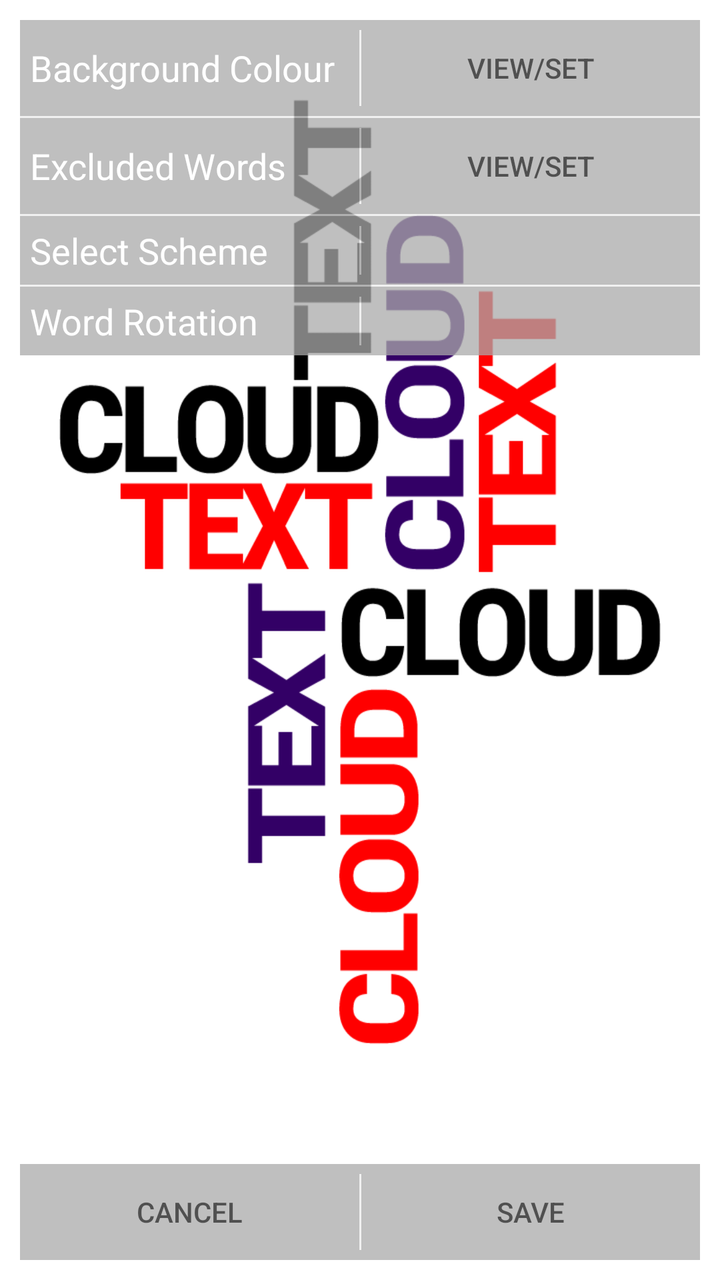
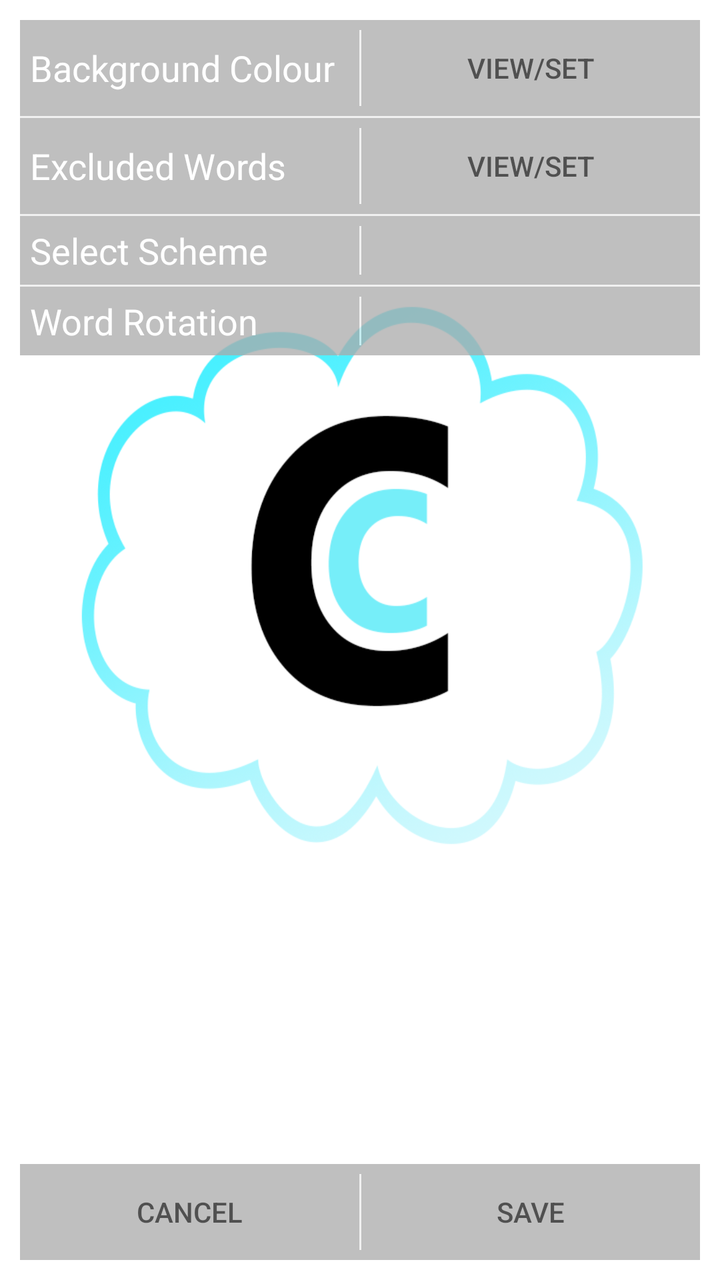

The first picture is an Android layout as it rendered before a commit; the second is the same layout after the commit. The layout source and the unified diff follow.
<!-- AndroidManifest.xml: fallback theme Theme.MaterialComponents.DayNight.NoActionBar -->
<!-- res/layout/activity_settings.xml -->
<?xml version="1.0" encoding="utf-8"?>
<RelativeLayout xmlns:android="http://schemas.android.com/apk/res/android"
    android:id="@+id/settings_main_layout"
    android:layout_width="match_parent"
    android:layout_height="match_parent"
    android:background="@drawable/main_image" >

    <LinearLayout
        android:id="@+id/setting_layout"
        android:layout_width="wrap_content"
        android:layout_height="wrap_content"
        android:layout_alignParentLeft="true"
        android:layout_alignParentRight="true"
        android:layout_centerVertical="false"
        android:layout_margin="10dp"
        android:alpha=".75"
        android:background="@android:color/darker_gray"
        android:orientation="vertical" >

        <LinearLayout
            android:layout_width="match_parent"
            android:layout_height="wrap_content" >

            <TextView
                android:id="@+id/select_background_lbl"
                android:layout_width="match_parent"
                android:layout_height="wrap_content"
                android:layout_gravity="center_vertical|center_horizontal"
                android:layout_margin="5dp"
                android:layout_weight=".5"
                android:text="@string/select_background_lbl"
                android:textAppearance="?android:attr/textAppearanceMedium"
                android:textColor="@android:color/white" />

        	<View
            android:id="@+id/vert_rule2"
            android:layout_width="1dp"
            android:layout_height="match_parent"
            android:background="@color/gray"
            android:layout_marginTop="5dp"
            android:layout_marginBottom="5dp" />
        	
            <Button
                android:id="@+id/select_background_button"
                android:layout_width="match_parent"
                android:layout_height="wrap_content"
                android:layout_gravity="right|center_vertical"
                android:background="?android:attr/selectableItemBackground"
                android:text="@string/set"
                android:layout_weight=".5" />

        </LinearLayout>
        <View
            android:id="@+id/hor_rule1"
            android:layout_width="match_parent"
            android:layout_height="1dp"
            android:background="@color/gray"/>
        <LinearLayout
            android:layout_width="match_parent"
            android:layout_height="wrap_content"
            android:orientation="horizontal" >

            <TextView
                android:id="@+id/select_words_lbl"
                android:layout_width="match_parent"
                android:layout_height="wrap_content"
                android:layout_gravity="center_vertical|center_horizontal"
                android:layout_margin="5dp"
                android:layout_weight=".5"
                android:text="@string/select_words_lbl"
                android:textAppearance="?android:attr/textAppearanceMedium"
                android:textColor="@android:color/white" />

        <View
            android:id="@+id/vert_rule3"
            android:layout_width="1dp"
            android:layout_height="match_parent"
            android:background="@color/gray"
            android:layout_marginTop="5dp"
            android:layout_marginBottom="5dp" />
            <Button
                android:id="@+id/select_words_button"
                android:layout_width="match_parent"
                android:layout_height="wrap_content"
                android:layout_gravity="right|center_vertical"
                android:layout_weight=".5"
                android:background="?android:attr/selectableItemBackground"
                android:text="@string/set" />

        </LinearLayout>
        <View
            android:id="@+id/hor_rule2"
            android:layout_width="match_parent"
            android:layout_height="1dp"
            android:background="@color/gray"/>
        <LinearLayout
            android:layout_width="match_parent"
            android:layout_height="wrap_content" >

            <TextView
                android:id="@+id/select_scheme_lbl"
                android:layout_width="match_parent"
                android:layout_height="wrap_content"
                android:layout_gravity="center_vertical|center_horizontal"
                android:layout_margin="5dp"
                android:layout_weight=".5"
                android:text="@string/select_scheme_button"
                android:textAppearance="?android:attr/textAppearanceMedium"
                android:textColor="@android:color/white" />

        <View
            android:id="@+id/vert_rule4"
            android:layout_width="1dp"
            android:layout_height="match_parent"
            android:background="@color/gray"
            android:layout_marginTop="5dp"
            android:layout_marginBottom="5dp" />

        <Spinner
            android:id="@+id/select_scheme_spinner"
            android:layout_width="match_parent"
            android:layout_height="wrap_content"
            android:layout_weight=".5"
            android:background="@android:color/darker_gray" />

        </LinearLayout>

        <View
            android:id="@+id/hor_rule3"
            android:layout_width="match_parent"
            android:layout_height="1dp"
            android:background="@color/gray"/>
        <LinearLayout
            android:layout_width="match_parent"
            android:layout_height="wrap_content" >

            <TextView
                android:id="@+id/select_rotation_lbl"
                android:layout_width="match_parent"
                android:layout_height="wrap_content"
                android:layout_gravity="center_vertical|center_horizontal"
                android:layout_margin="5dp"
                android:layout_weight=".5"
                android:text="@string/select_rotation_lbl"
                android:textAppearance="?android:attr/textAppearanceMedium"
                android:textColor="@android:color/white" />

            <View
                android:id="@+id/vert_rule6"
                android:layout_width="1dp"
                android:layout_height="match_parent"
                android:layout_marginBottom="5dp"
                android:layout_marginTop="5dp"
                android:background="@color/gray" />

            <Spinner
                android:id="@+id/select_rotation_spinner"
                android:layout_width="match_parent"
                android:layout_height="wrap_content"
                android:layout_weight=".5"
                android:background="@android:color/darker_gray" />
        </LinearLayout>
    </LinearLayout>

    <LinearLayout
        android:id="@+id/settings_button_layout"
        android:layout_width="match_parent"
        android:layout_height="wrap_content"
        android:layout_alignParentBottom="true"
        android:layout_centerHorizontal="true"
        android:layout_margin="10dp"
        android:alpha=".75"
        android:background="@android:color/darker_gray" >
        <Button
            android:id="@+id/settings_cancel_button"
            android:layout_width="match_parent"
            android:layout_height="wrap_content"
            android:layout_weight=".5"
            android:background="?android:attr/selectableItemBackground"
            android:text="@string/cancel" />

        <View
            android:id="@+id/vert_rule1"
            android:layout_width="1dp"
            android:layout_height="match_parent"
            android:layout_marginBottom="5dp"
            android:layout_marginTop="5dp"
            android:background="@color/gray" />

        <Button
            android:id="@+id/settings_save_button"
            android:layout_width="match_parent"
            android:layout_height="wrap_content"
            android:layout_weight=".5"
            android:background="?android:attr/selectableItemBackground"
            android:text="@string/save" />

    </LinearLayout>

</RelativeLayout>
<!-- resources referenced by this layout -->
<resources>
  <color name="gray">#EBEBEB</color>
  <!-- drawable main_image: png bitmap (drawable-hdpi, 45865 bytes) -->
  <string name="cancel">Cancel</string>
  <string name="save">Save</string>
  <string name="select_background_lbl">Background Colour</string>
  <string name="select_rotation_lbl">Word Rotation</string>
  <string name="select_scheme_button">Select Scheme</string>
  <string name="select_words_lbl">Excluded Words</string>
  <string name="set">View/Set</string>
</resources>

<!-- the commit's change to res/layout/activity_settings.xml (unified diff, before → after) -->
@@ -3,7 +3,7 @@
     android:id="@+id/settings_main_layout"
     android:layout_width="match_parent"
     android:layout_height="match_parent"
-    android:background="@drawable/main_image" >
+    android:background="@drawable/main_logo" >
 
     <LinearLayout
         android:id="@+id/setting_layout"
<!-- resource entries referenced after the edit -->
@@ -1,7 +1,7 @@
 <!-- resources referenced by this layout -->
 <resources>
   <color name="gray">#EBEBEB</color>
-  <!-- drawable main_image: png bitmap (drawable-hdpi, 45865 bytes) -->
+  <!-- drawable main_logo: png bitmap (drawable-hdpi, 74106 bytes) -->
   <string name="cancel">Cancel</string>
   <string name="save">Save</string>
   <string name="select_background_lbl">Background Colour</string>
